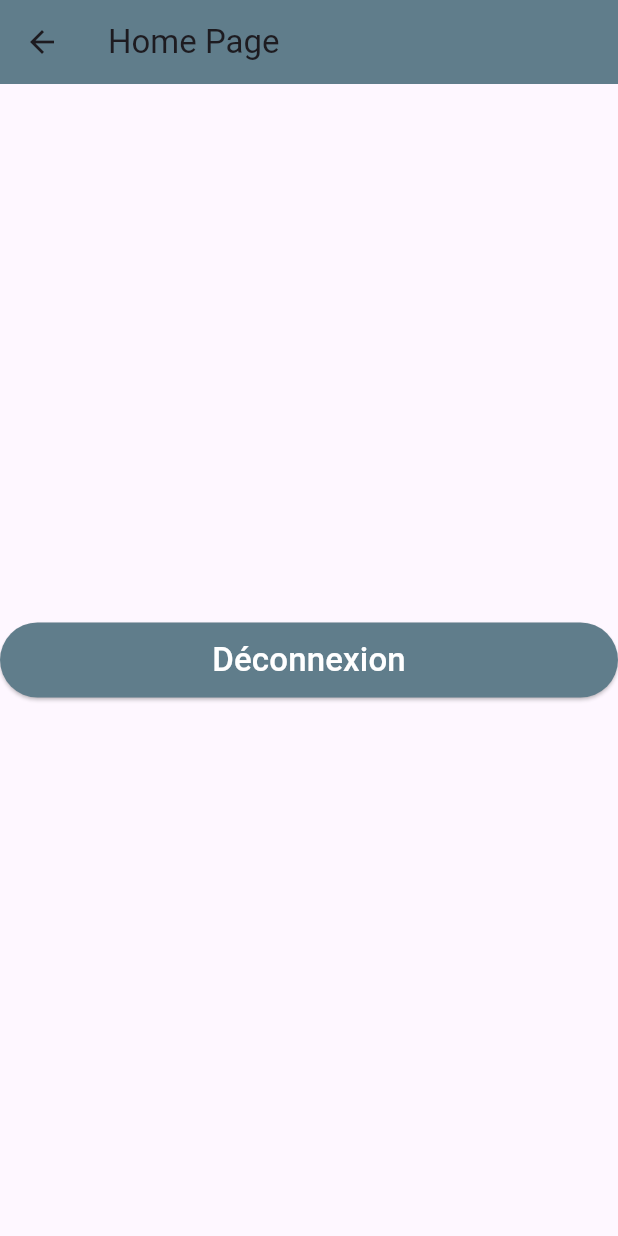
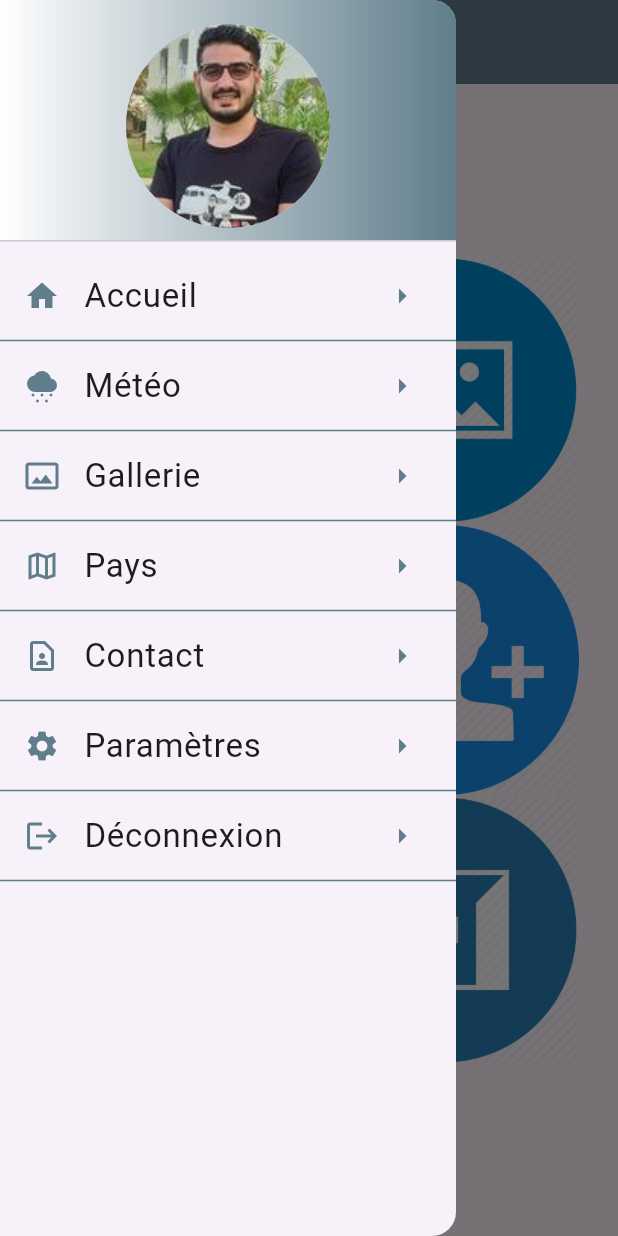
Before and after one commit to AliHammami1/voyage_flutter, a Flutter app: the HomePage screen opened by its route, with the side drawer open (before the commit the screen has no drawer), on a phone screen of 412 x 824 dp. Run offline on Flutter 3.47's test engine with Material 3 defaults, Android fonts, the phone set to English and light mode, and no system bars; our stand-ins replace shared_preferences; accounts and stored records are empty.

Commit message:
version 1

```diff
--- a/lib/main.dart
+++ b/lib/main.dart
@@ -1,8 +1,13 @@
 import 'package:flutter/material.dart';
 import 'package:shared_preferences/shared_preferences.dart';
 import 'package:voyage/pages/authentification.page.dart';
+import 'package:voyage/pages/contact.page.dart';
+import 'package:voyage/pages/gallerie.page.dart';
 import 'package:voyage/pages/home.page.dart';
 import 'package:voyage/pages/inscription.page.dart';
+import 'package:voyage/pages/meteo.page.dart';
+import 'package:voyage/pages/parametres.page.dart';
+import 'package:voyage/pages/pays.page.dart';
 
 void main() => runApp(MyApp());
 
@@ -13,7 +18,12 @@ class MyApp extends StatelessWidget {
     final routes = {
       '/inscription': (context) => InscriptionPage(),
       '/login': (context) => AuthentificationPage(),
-      '/home': (context) => HomePage()
+      '/home': (context) => HomePage(),
+      '/meteo': (context) =>MeteoPage(),
+      '/gallerie': (context) => GalleriePage(),
+      '/pays': (context) => PaysPage(),
+      '/contact': (context) => ContactPage(),
+      '/parametres': (context) =>ParametrePage()
     };
     return MaterialApp(
       debugShowCheckedModeBanner: false,
--- /dev/null
+++ b/lib/menu/drawer.widget.dart
@@ -0,0 +1,95 @@
+import 'package:flutter/material.dart';
+import 'package:shared_preferences/shared_preferences.dart';
+
+class MyDrawer extends StatelessWidget {
+  late SharedPreferences prefs;
+  @override
+  Widget build(BuildContext context) {
+    return Drawer(
+        child: ListView(
+      children: [
+        DrawerHeader(
+            decoration: BoxDecoration(
+                gradient:
+                    LinearGradient(colors: [Colors.white, Colors.blueGrey])),
+            child: Center(
+              child: CircleAvatar(
+                backgroundImage: AssetImage("images/nnn.jpg"),
+                radius: 80,
+              ),
+            )),
+        ListTile(
+          title: Text('Accueil', style: TextStyle(fontSize: 22)),
+          leading: Icon(Icons.home, color: Colors.blueGrey),
+          trailing: Icon(Icons.arrow_right, color: Colors.blueGrey),
+          onTap: () {
+            Navigator.pop(context);
+            Navigator.popAndPushNamed(context, '/home');
+          },
+        ),
+        Divider(height: 4, color: Colors.blueGrey),
+        ListTile(
+          title: Text('Météo', style: TextStyle(fontSize: 22)),
+          leading: Icon(Icons.cloudy_snowing, color: Colors.blueGrey),
+          trailing: Icon(Icons.arrow_right, color: Colors.blueGrey),
+          onTap: () {
+            Navigator.pop(context);
+            Navigator.popAndPushNamed(context, '/meteo');
+          },
+        ),
+        Divider(height: 4, color: Colors.blueGrey),
+        ListTile(
+          title: Text('Gallerie', style: TextStyle(fontSize: 22)),
+          leading: Icon(Icons.photo_size_select_actual_outlined, color: Colors.blueGrey),
+          trailing: Icon(Icons.arrow_right, color: Colors.blueGrey),
+          onTap: () {
+            Navigator.pop(context);
+            Navigator.popAndPushNamed(context, '/gallerie');
+          },
+        ),
+        Divider(height: 4, color: Colors.blueGrey),
+        ListTile(
+          title: Text('Pays', style: TextStyle(fontSize: 22)),
+          leading: Icon(Icons.map_outlined, color: Colors.blueGrey),
+          trailing: Icon(Icons.arrow_right, color: Colors.blueGrey),
+          onTap: () {
+            Navigator.pop(context);
+            Navigator.popAndPushNamed(context, '/pays');
+          },
+        ),
+        Divider(height: 4, color: Colors.blueGrey),
+        ListTile(
+          title: Text('Contact', style: TextStyle(fontSize: 22)),
+          leading: Icon(Icons.contact_page_outlined, color: Colors.blueGrey),
+          trailing: Icon(Icons.arrow_right, color: Colors.blueGrey),
+          onTap: () {
+            Navigator.pop(context);
+            Navigator.popAndPushNamed(context, '/contact');
+          },
+        ),
+        Divider(height: 4, color: Colors.blueGrey),
+        ListTile(
+          title: Text('Paramètres', style: TextStyle(fontSize: 22)),
+          leading: Icon(Icons.settings, color: Colors.blueGrey),
+          trailing: Icon(Icons.arrow_right, color: Colors.blueGrey),
+          onTap: () {
+            Navigator.pop(context);
+            Navigator.popAndPushNamed(context, '/parametres');
+          },
+        ),
+        Divider(height: 4, color: Colors.blueGrey),
+        ListTile(
+          title: Text('Déconnexion', style: TextStyle(fontSize: 22)),
+          leading: Icon(Icons.logout, color: Colors.blueGrey),
+          trailing: Icon(Icons.arrow_right, color: Colors.blueGrey),
+          onTap: () async {
+            prefs = await SharedPreferences.getInstance();
+            prefs.setBool("connecte", false);
+            Navigator.pushNamedAndRemoveUntil(context, '/login', (route) => false);
+          },
+        ),
+        Divider(height: 4, color: Colors.blueGrey),
+      ],
+    ));
+  }
+}
--- a/lib/pages/home.page.dart
+++ b/lib/pages/home.page.dart
@@ -1,37 +1,122 @@
 import 'package:flutter/material.dart';
 import 'package:shared_preferences/shared_preferences.dart';
+import 'package:voyage/menu/drawer.widget.dart';
 
 class HomePage extends StatelessWidget {
   late SharedPreferences prefs;
   @override
   Widget build(BuildContext context) {
     return Scaffold(
-      appBar: AppBar(title: Text('Home Page'),
-      backgroundColor: Colors.blueGrey,),
+        drawer: MyDrawer(),
+        appBar: AppBar(
+          title: Text('Home Page'),
+          backgroundColor: Colors.blueGrey,
+        ),
         body: Center(
-          child:ElevatedButton(
-            style: ElevatedButton.styleFrom(
-              minimumSize: Size.fromHeight(50),
-              backgroundColor: Colors.blueGrey
+          child: Column(
+            mainAxisAlignment: MainAxisAlignment.center,
+            children: [
+              Row(
+                mainAxisAlignment: MainAxisAlignment.center,
+                children: [
+                  Center(
+                      child: Wrap(
+                        children: [
+                          InkWell(
+                            child: Ink.image(
+                              height: 180,
+                              width: 180,
+                              image: AssetImage("images/meteo.png"),
                             ),
-            onPressed: (){
-              _onDec(context);
+                            onTap: () {
+                              Navigator.pushNamed(context, "/meteo");
                             },
-            child: Text(
-              'Déconnexion',
-              style: TextStyle(
-                fontSize: 22,
-                color: Colors.white
                           ),
+                          InkWell(
+                            child: Ink.image(
+                              height: 180,
+                              width: 180,
+                              image: AssetImage("images/gallerie.png"),
+                            ),
+                            onTap: () {
+                              Navigator.pushNamed(context, "/gallerie");
+                            },
                           )
+                        ],
+                      )),
+                ],
+              ),
+              Row(
+                mainAxisAlignment: MainAxisAlignment.center,
+                children: [
+                  Center(
+                      child: Wrap(
+                        children: [
+                          InkWell(
+                            child: Ink.image(
+                              height: 180,
+                              width: 180,
+                              image: AssetImage("images/pays.png"),
+                            ),
+                            onTap: () {
+                              Navigator.pushNamed(context, "/pays");
+                            },
+                          ),
+                          InkWell(
+                            child: Ink.image(
+                              height: 180,
+                              width: 180,
+                              image: AssetImage("images/contact.png"),
+                            ),
+                            onTap: () {
+                              Navigator.pushNamed(context, "/contact");
+                            },
                           )
+                        ],
+                      )),
+                ],
+              ),
+              Row(
+                mainAxisAlignment: MainAxisAlignment.center,
+                children: [
+                  Center(
+                      child: Wrap(
+                        children: [
+                          InkWell(
+                            child: Ink.image(
+                              height: 180,
+                              width: 180,
+                              image: AssetImage("images/parametres.png"),
+                            ),
+                            onTap: () {
+                              Navigator.pushNamed(context, "/parametres");
+                            },
+                          ),
+                          InkWell(
+                            child: Ink.image(
+                              height: 180,
+                              width: 180,
+                              image: AssetImage("images/deconnexion.png"),
+                            ),
+                            onTap: () async {
+                              prefs = await SharedPreferences.getInstance();
+                              prefs.setBool("connecte", false);
+                              Navigator.pushNamedAndRemoveUntil(context, '/login', (route) => false);
+                            },
                           )
-    );
+                        ],
+                      )),
+                ],
+              ),
+            ],
+          ),
+        ));
   }
 
-  Future<void> _onDec(BuildContext context) async{
+  Future<void> _onDec(BuildContext context) async {
     prefs = await SharedPreferences.getInstance();
-    prefs.setBool("connecte",false);
-    Navigator.of(context).pushNamedAndRemoveUntil('/login', (Route<dynamic> route) => false);
+    prefs.setBool("connecte", false);
+    Navigator.of(context)
+        .pushNamedAndRemoveUntil('/login', (Route<dynamic> route) => false);
   }
 }
--- a/pubspec.yaml
+++ b/pubspec.yaml
@@ -60,8 +60,8 @@ flutter:
   uses-material-design: true
 
   # To add assets to your application, add an assets section, like this:
-  # assets:
-  #   - images/a_dot_burr.jpeg
+  assets:
+    - images/
   #   - images/a_dot_ham.jpeg
 
   # An image asset can refer to one or more resolution-specific "variants", see
```
Also changed, not shown: lib/pages/contact.page.dart (added, +22 -0 lines), lib/pages/gallerie.page.dart (added, +22 -0 lines), lib/pages/meteo.page.dart (added, +22 -0 lines), lib/pages/parametres.page.dart (added, +22 -0 lines), lib/pages/pays.page.dart (added, +22 -0 lines), images/contact.png (added), images/deconnexion.png (added), images/gallerie.png (added), images/meteo.png (added), images/nnn.jpg (added), images/parametres.png (added), images/pays.png (added). Lines whose indentation alone changed are shown as unchanged.
